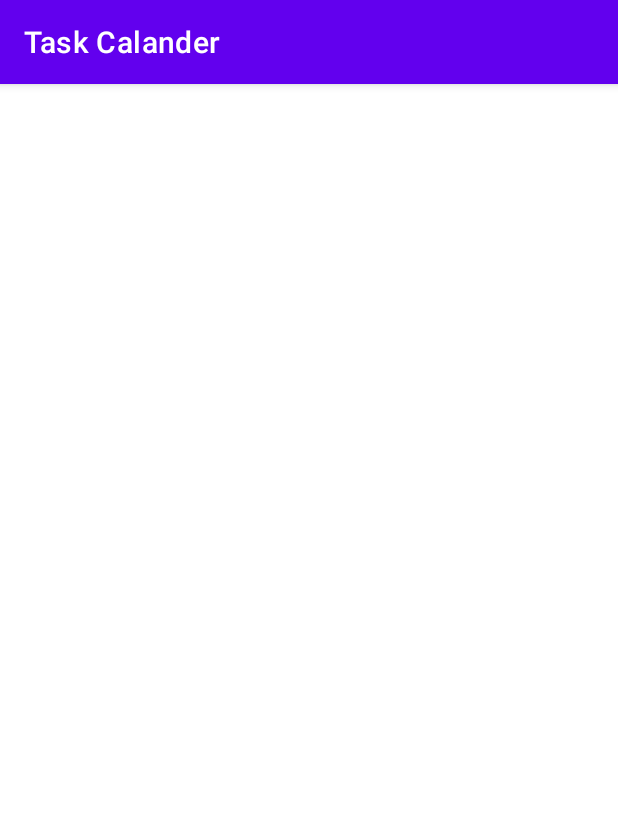
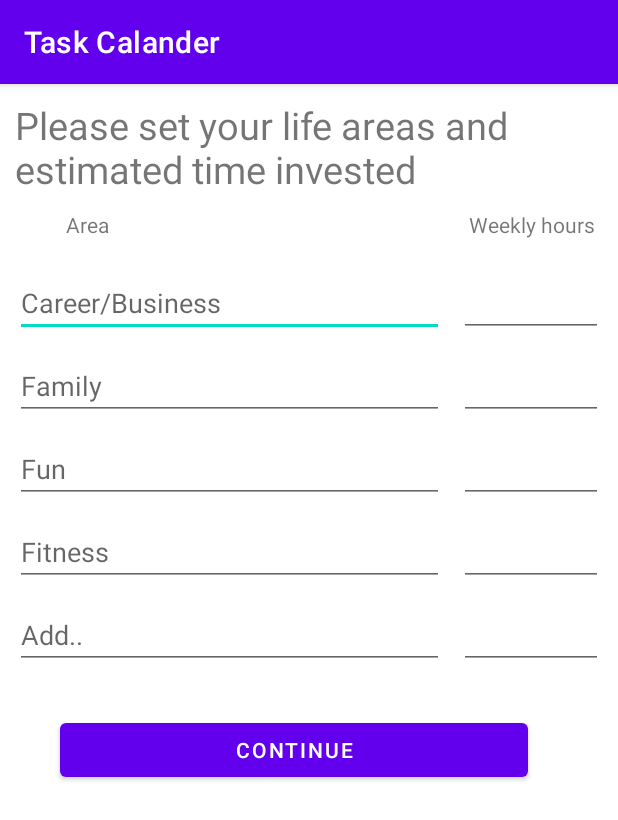
Before and after one commit to online-code-bite-md-tanvir-mahtab/Navi, an Android app: the LifeArea screen opened directly, with no data from a screen before it, on a phone screen of 412 x 824 dp. Shown: the top 820 px of the screen. Run offline under Robolectric (Android 15) with nearby library versions, the phone set to English and light mode, and no system bars; our stand-ins replace Firebase (no records; nobody signed in at launch, a user with empty details on screens opened directly).

Commit message:
this is one kind of project

```diff
--- a/app/src/main/res/layout/activity_life_area.xml
+++ b/app/src/main/res/layout/activity_life_area.xml
@@ -1,9 +1,149 @@
 <?xml version="1.0" encoding="utf-8"?>
-<androidx.constraintlayout.widget.ConstraintLayout xmlns:android="http://schemas.android.com/apk/res/android"
+<LinearLayout xmlns:android="http://schemas.android.com/apk/res/android"
     xmlns:app="http://schemas.android.com/apk/res-auto"
     xmlns:tools="http://schemas.android.com/tools"
     android:layout_width="match_parent"
     android:layout_height="match_parent"
-    tools:context=".LifeArea">
+    tools:context=".LifeArea"
+    android:orientation="vertical"
+    android:layout_margin="10dp">
 
-</androidx.constraintlayout.widget.ConstraintLayout>
+    <TextView
+        android:layout_width="match_parent"
+        android:layout_height="wrap_content"
+        android:text="Please set your life areas and estimated time invested"
+        android:textSize="25dp"/>
+    <LinearLayout
+        android:layout_marginTop="10dp"
+        android:layout_width="match_parent"
+        android:layout_height="wrap_content"
+        android:orientation="horizontal">
+        <TextView
+            android:textAlignment="center"
+            android:layout_width="0dp"
+            android:layout_weight="1"
+            android:layout_height="wrap_content"
+            android:text="Area"
+            android:gravity="center_horizontal" />
+        <TextView
+            android:textAlignment="center"
+            android:layout_width="0dp"
+            android:layout_weight="1"
+            android:layout_height="wrap_content"
+            android:text="Weekly hours"
+            android:layout_marginLeft="200dp"
+            android:gravity="center_horizontal" />
+    </LinearLayout>
+
+    <LinearLayout
+        android:layout_width="match_parent"
+        android:layout_height="wrap_content"
+        android:orientation="vertical"
+        android:layout_marginTop="20dp">
+
+        <LinearLayout
+            android:layout_width="match_parent"
+            android:layout_height="wrap_content"
+            android:orientation="horizontal"
+            android:layout_marginBottom="10dp">
+            <EditText
+                android:id="@+id/career_business"
+                android:hint="Career/Business"
+                android:layout_weight="3"
+                android:layout_height="wrap_content"
+                android:layout_width="0dp" />
+            <EditText
+                android:id="@+id/c_b_hour"
+                android:layout_width="0dp"
+                android:layout_height="wrap_content"
+                android:layout_weight = "1"
+                android:layout_marginLeft="10dp"/>
+        </LinearLayout>
+        <LinearLayout
+            android:layout_width="match_parent"
+            android:layout_height="wrap_content"
+            android:orientation="horizontal"
+            android:layout_marginBottom="10dp">
+            <EditText
+                android:id="@+id/family"
+                android:hint="Family"
+                android:layout_weight="3"
+                android:layout_height="wrap_content"
+                android:layout_width="0dp" />
+            <EditText
+                android:id="@+id/family_hour"
+                android:layout_width="0dp"
+                android:layout_height="wrap_content"
+                android:layout_weight = "1"
+                android:layout_marginLeft="10dp"/>
+        </LinearLayout>
+        <LinearLayout
+            android:layout_width="match_parent"
+            android:layout_height="wrap_content"
+            android:orientation="horizontal"
+            android:layout_marginBottom="10dp">
+            <EditText
+                android:id="@+id/fun"
+                android:hint="Fun"
+                android:layout_weight="3"
+                android:layout_height="wrap_content"
+                android:layout_width="0dp" />
+            <EditText
+                android:id="@+id/fun_hour"
+                android:layout_width="0dp"
+                android:layout_height="wrap_content"
+                android:layout_weight = "1"
+                android:layout_marginLeft="10dp"/>
+        </LinearLayout>
+        <LinearLayout
+            android:layout_width="match_parent"
+            android:layout_height="wrap_content"
+            android:orientation="horizontal"
+            android:layout_marginBottom="10dp">
+            <EditText
+                android:id="@+id/fitness"
+                android:hint="Fitness"
+                android:layout_weight="3"
+                android:layout_height="wrap_content"
+                android:layout_width="0dp" />
+            <EditText
+                android:id="@+id/fitness_hour"
+                android:layout_width="0dp"
+                android:layout_height="wrap_content"
+                android:layout_weight = "1"
+                android:layout_marginLeft="10dp"/>
+        </LinearLayout>
+        <LinearLayout
+            android:layout_width="match_parent"
+            android:layout_height="wrap_content"
+            android:orientation="horizontal"
+            android:layout_marginBottom="10dp">
+            <EditText
+                android:id="@+id/add"
+                android:hint="Add.."
+                android:layout_weight="3"
+                android:layout_height="wrap_content"
+                android:layout_width="0dp" />
+            <EditText
+                android:id="@+id/add_hour"
+                android:layout_width="0dp"
+                android:layout_height="wrap_content"
+                android:layout_weight = "1"
+                android:layout_marginLeft="10dp"/>
+        </LinearLayout>
+    </LinearLayout>
+    <Button
+        android:id="@+id/button_life_continue"
+        android:layout_width="match_parent"
+        android:layout_height="wrap_content"
+        android:layout_marginLeft="30dp"
+        android:layout_marginRight="50dp"
+        android:layout_marginTop="20dp"
+        android:text="Continue"
+        android:onClick="lifeClick"/>
+
+
+
+
+
+</LinearLayout>
```
Also changed, not shown: app/src/main/java/com/tanvircodder/taskclander/LifeArea.java (+56 -0 lines), app/src/main/java/com/tanvircodder/taskclander/model/UserLife.java (added, +67 -0 lines).
